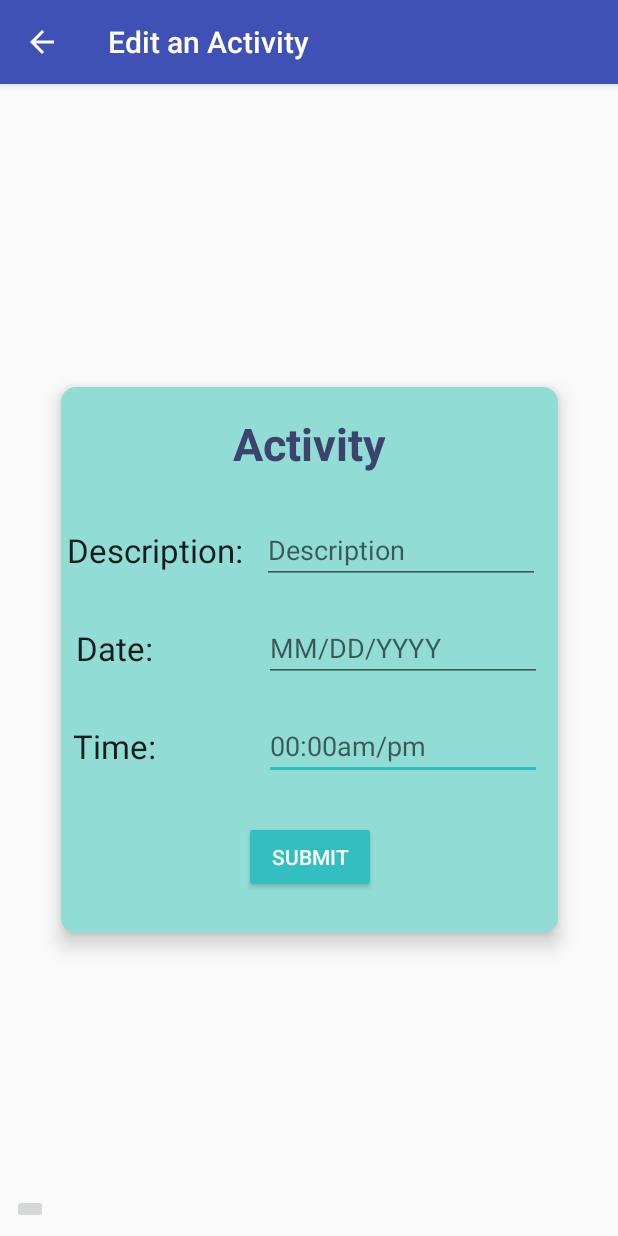
After one commit to NJJeske/CS668AndroidDiabetesApp, an Android app: the EditActivity screen opened directly, with no data from a screen before it, on a phone screen of 412 x 824 dp. The commit adds this screen. Run offline under Robolectric (Android 15) with nearby library versions, the phone set to English and light mode, and no system bars.

Commit message:
Added Edit feature for the app. It doesn't update for the Database yet however.

```diff
--- a/app/src/main/AndroidManifest.xml
+++ b/app/src/main/AndroidManifest.xml
@@ -38,9 +38,9 @@
             android:label="Medicine"
             android:parentActivityName=".Home" />
         <activity
-            android:name=".Meal"
-            android:label="Meal"
-            android:parentActivityName=".Home" />
+                android:name=".EditActivity"
+                android:label="Edit an Activity"
+                android:parentActivityName=".Home"/>
         <activity
             android:name=".Results"
             android:label="Results"
--- a/app/src/main/java/com/example/njjeske/cs668androiddiabetesapp/DatabaseHelper.java
+++ b/app/src/main/java/com/example/njjeske/cs668androiddiabetesapp/DatabaseHelper.java
@@ -69,18 +69,18 @@ public class DatabaseHelper extends SQLiteOpenHelper {
         db.close();
     }
 
-    public void updateActivity(int id, Activity object) {
+    public void updateActivity(int id, DB_Object object) {
 
         SQLiteDatabase db = getWritableDatabase();
         ContentValues contentValues = new ContentValues();
 
-        Activity act = object;
+        DB_Object act = object;
 
         contentValues.put(colActivityType, act.getActivityType());
         contentValues.put(colDate, act.getDate());
         contentValues.put(colTime, act.getTime());
         contentValues.put(colDescription, act.getDescription());
-        db.update(TABLE_NAME_ACT, contentValues, colActivityId + " = ? ", new String[]{Integer.toString(id)});
+        db.update(TABLE_NAME_ACT, contentValues, "_id =" + id, null);
 
         db.close();
 
--- /dev/null
+++ b/app/src/main/java/com/example/njjeske/cs668androiddiabetesapp/EditActivity.java
@@ -0,0 +1,185 @@
+package com.example.njjeske.cs668androiddiabetesapp;
+
+import android.app.AlertDialog;
+import android.app.DatePickerDialog;
+import android.app.TimePickerDialog;
+import android.content.Context;
+import android.content.SharedPreferences;
+import android.os.Bundle;
+import android.support.design.widget.BottomNavigationView;
+import android.support.v7.app.AppCompatActivity;
+import android.util.Log;
+import android.view.View;
+import android.widget.*;
+import android.widget.Toast;
+import android.database.Cursor;
+
+import java.util.ArrayList;
+import java.util.Calendar;
+
+public class EditActivity extends AppCompatActivity {
+
+    private TextView header;
+    private EditText description;
+    private EditText date;
+    private EditText time;
+    private Button submit;
+    private DatabaseHelper db;
+    private int mYear, mMonth, mDay, mHour, mMinute;
+    private int value;
+    private DB_Object object;
+    Calendar c;
+
+    @Override
+    protected void onCreate(Bundle savedInstanceState) {
+        super.onCreate(savedInstanceState);
+        setContentView(R.layout.activity_edit_activity);
+
+        header = (TextView) findViewById(R.id.Activity_heading);
+        description = (EditText) findViewById(R.id.Edit_editText_name);
+        date = (EditText) findViewById(R.id.Edit_editText_amount);
+        time = (EditText) findViewById(R.id.Edit_editText_time);
+        submit = (Button) findViewById(R.id.Activity_Edit);
+        db = new DatabaseHelper(this);
+
+
+        c = Calendar.getInstance();
+        mYear = c.get(Calendar.YEAR);
+        mMonth = c.get(Calendar.MONTH);
+        mDay = c.get(Calendar.DAY_OF_MONTH);
+        mHour = c.get(Calendar.HOUR_OF_DAY);
+        mMinute = c.get(Calendar.MINUTE);
+
+        time.setOnClickListener(new View.OnClickListener() {
+            @Override
+            public void onClick(View v) {
+                Calendar mcurrentTime = Calendar.getInstance();
+                int hour = mcurrentTime.get(Calendar.HOUR_OF_DAY);
+                int minute = mcurrentTime.get(Calendar.MINUTE);
+                TimePickerDialog mTimePicker;
+                mTimePicker = new TimePickerDialog(EditActivity.this, AlertDialog.THEME_DEVICE_DEFAULT_LIGHT, new TimePickerDialog.OnTimeSetListener() {
+                    @Override
+                    public void onTimeSet(TimePicker timePicker, int selectedHour, int selectedMinute) {
+                        if (selectedMinute < 10) {
+                            if (selectedHour < 10) {
+                                time.setText("0" + selectedHour + ":0" + selectedMinute);
+                            } else {
+                                time.setText(selectedHour + ":0" + selectedMinute);
+                            }
+                        } else {
+                            if (selectedHour < 10) {
+                                time.setText("0" + selectedHour + ":" + selectedMinute);
+                            } else {
+                                time.setText(selectedHour + ":" + selectedMinute);
+                            }
+                        }
+
+                    }
+                }, hour, minute, true);
+                mTimePicker.setTitle("Select Time");
+                mTimePicker.show();
+            }
+        });
+
+
+        date.setOnClickListener(new View.OnClickListener() {
+            @Override
+            public void onClick(View v) {
+                DatePickerDialog.OnDateSetListener listener = new DatePickerDialog.OnDateSetListener() {
+
+                    @Override
+                    public void onDateSet(DatePicker view, int year, int monthOfYear, int dayOfMonth) {
+                        date.setText(monthOfYear + 1 + "/" + dayOfMonth + "/" + year);
+
+                    }
+                };
+
+                DatePickerDialog dpDialog = new DatePickerDialog(EditActivity.this, AlertDialog.THEME_DEVICE_DEFAULT_LIGHT, listener, mYear, mMonth, mDay);
+                dpDialog.show();
+            }
+        });
+
+
+        Bundle extra = getIntent().getExtras();
+        if (extra != null) {
+            value = extra.getInt("Data");
+            //The key argument here must match that used in the other activity
+            object = getDB_Object(value);
+
+
+            header.setText(object.activityType);
+            description.setText(object.description);
+            date.setText(object.date);
+            time.setText(object.time);
+        }
+
+
+
+        submit.setOnClickListener(new View.OnClickListener() {
+            @Override
+            public void onClick(View v) {
+                submit(v);
+            }
+
+        });
+    }
+
+    private void submit(View v) {
+
+        if (!description.getText().toString().isEmpty() &&
+                !date.getText().toString().isEmpty() &&
+                !time.getText().toString().isEmpty()) {
+
+
+            db.updateActivity(value, object);
+            Log.v("EDITACTIVITY", String.format(header.getText().toString() + ": %s was added.", ""));
+            Toast.makeText(getApplicationContext(), String.format(header.getText().toString() + " %s was added.", ""),
+                    Toast.LENGTH_SHORT).show();
+            clearSharedPreferences();
+            clear();
+
+            // check if data is actually in db (delete later)
+            Cursor cursor = db.getAllData();
+            if (cursor != null && cursor.moveToFirst()) {
+                do {
+                    Log.v("EDITACTIVITY", "DB DATA: " + String.format("%s, %s, %s, %s", cursor.getString(1), cursor.getString(2), cursor.getString(3), cursor.getString(4)));
+                } while (cursor.moveToNext());
+            } else {
+                Log.v("EDITACTIVITY", "CURSOR EMPTY");
+            }
+
+        } else {
+            Toast.makeText(getApplicationContext(), "Cannot submit, empty values in text fields.",
+                    Toast.LENGTH_SHORT).show();
+        }
+    }
+
+
+    private void clear() {
+
+        description.setText(null);
+        date.setText(null);
+        time.setText(null);
+    }
+
+    private DB_Object getDB_Object(int position) {
+        ArrayList<DB_Object> arrayOfActivities = db.getAllActivity();
+        DB_Object object = new DB_Object();
+
+        for (int i = 0; i < arrayOfActivities.size(); i++) {
+            if (position == i) {
+                object = arrayOfActivities.get(i);
+            }
+        }
+
+        return object;
+    }
+
+    public void clearSharedPreferences() {
+        SharedPreferences sp = getSharedPreferences("addActivityInfo", Context.MODE_PRIVATE);
+        SharedPreferences.Editor editor = sp.edit();
+        editor.clear();
+        editor.commit();
+    }
+
+}
--- a/app/src/main/java/com/example/njjeske/cs668androiddiabetesapp/Medicine.java
+++ b/app/src/main/java/com/example/njjeske/cs668androiddiabetesapp/Medicine.java
@@ -23,7 +23,7 @@ public class Medicine extends AppCompatActivity {
         name = (EditText) findViewById(R.id.Medicine_editText_name);
         value = (EditText) findViewById(R.id.Medicine_editText_value);
         time = (EditText) findViewById(R.id.Medicine_editText_time);
-        submit = (Button) findViewById(R.id.Meal_Submit);
+        submit = (Button) findViewById(R.id.Activity_Edit);
         db = new DatabaseHelper(this);
 
 
--- /dev/null
+++ b/app/src/main/res/layout/activity_edit_activity.xml
@@ -0,0 +1,145 @@
+<?xml version="1.0" encoding="utf-8"?>
+<android.support.constraint.ConstraintLayout xmlns:android="http://schemas.android.com/apk/res/android"
+                                             xmlns:app="http://schemas.android.com/apk/res-auto"
+                                             xmlns:tools="http://schemas.android.com/tools"
+                                             android:layout_width="match_parent"
+                                             android:layout_height="match_parent"
+                                             tools:context=".EditActivity">
+
+    <android.support.constraint.ConstraintLayout
+            xmlns:android="http://schemas.android.com/apk/res/android"
+            xmlns:app="http://schemas.android.com/apk/res-auto"
+            xmlns:tools="http://schemas.android.com/tools"
+            android:layout_width="331dp"
+            android:layout_height="364dp"
+            android:layout_marginBottom="8dp"
+            android:layout_marginEnd="8dp"
+            android:layout_marginStart="8dp"
+            android:layout_marginTop="8dp"
+            android:background="@drawable/roundedcorner"
+            android:elevation="8dp"
+            android:gravity="center"
+            app:layout_constraintBottom_toBottomOf="parent"
+            app:layout_constraintEnd_toEndOf="parent"
+            app:layout_constraintStart_toStartOf="parent"
+            app:layout_constraintTop_toTopOf="parent">
+
+        <TextView
+                android:id="@+id/Activity.heading"
+                android:layout_width="wrap_content"
+                android:layout_height="wrap_content"
+                android:layout_marginEnd="8dp"
+                android:layout_marginStart="8dp"
+                android:layout_marginTop="17dp"
+                android:text="@string/activityhint"
+                android:textAppearance="@android:style/TextAppearance.Large"
+                app:layout_constraintEnd_toEndOf="parent"
+                app:layout_constraintStart_toStartOf="parent"
+                app:layout_constraintTop_toTopOf="parent"
+                style="@style/textView_Heading"/>
+
+        <TextView
+                android:id="@+id/Meal.Time.label"
+                android:layout_width="wrap_content"
+                android:layout_height="wrap_content"
+                android:layout_marginBottom="8dp"
+                android:layout_marginStart="8dp"
+                android:text="@string/time"
+                android:textAppearance="@android:style/TextAppearance.Large"
+                app:layout_constraintBottom_toBottomOf="@+id/Edit.editText.time"
+                app:layout_constraintStart_toStartOf="parent"/>
+
+        <TextView
+                android:id="@+id/Meal.Amount.label"
+                android:layout_width="wrap_content"
+                android:layout_height="wrap_content"
+                android:layout_marginBottom="8dp"
+                android:text="@string/date"
+                android:textAppearance="@android:style/TextAppearance.Large"
+                app:layout_constraintBottom_toBottomOf="@+id/Edit.editText.amount"
+                app:layout_constraintEnd_toEndOf="@+id/Meal.Time.label" app:layout_constraintStart_toStartOf="parent"
+                android:layout_marginStart="8dp"/>
+
+        <TextView
+                android:id="@+id/Meal.Name.label"
+                android:layout_width="wrap_content"
+                android:layout_height="wrap_content"
+                android:layout_marginBottom="8dp"
+                android:layout_marginTop="16dp"
+                android:text="@string/description"
+                android:textAppearance="@android:style/TextAppearance.Large"
+                app:layout_constraintBottom_toBottomOf="@+id/Edit.editText.name"
+                app:layout_constraintEnd_toEndOf="@+id/Meal.Amount.label"
+                app:layout_constraintTop_toBottomOf="@+id/Activity.heading" app:layout_constraintVertical_bias="1.0"
+                app:layout_constraintStart_toStartOf="parent" app:layout_constraintHorizontal_bias="0.5"
+                app:layout_constraintEnd_toStartOf="@+id/Edit.editText.name"/>
+
+        <EditText
+                android:id="@+id/Edit.editText.time"
+                android:layout_width="185dp"
+                android:layout_height="wrap_content"
+                android:layout_marginEnd="8dp"
+                android:layout_marginStart="8dp"
+                android:layout_marginTop="20dp"
+                android:ems="10"
+                android:hint="@string/timehint"
+                android:inputType="time"
+                app:layout_constraintEnd_toEndOf="parent"
+                app:layout_constraintStart_toEndOf="@+id/Meal.Time.label"
+                app:layout_constraintTop_toBottomOf="@+id/Edit.editText.amount"
+                app:layout_constraintHorizontal_bias="0.957"/>
+
+        <EditText
+                android:id="@+id/Edit.editText.amount"
+                android:layout_width="185dp"
+                android:layout_height="wrap_content"
+                android:layout_marginStart="8dp"
+                android:layout_marginTop="20dp"
+                android:ems="10"
+                android:hint="@string/hint_date"
+                app:layout_constraintEnd_toEndOf="@+id/Edit.editText.time"
+                app:layout_constraintStart_toEndOf="@+id/Meal.Amount.label"
+                app:layout_constraintTop_toBottomOf="@+id/Edit.editText.name"
+                app:layout_constraintHorizontal_bias="1.0" android:inputType="date" android:singleLine="false"/>
+
+        <EditText
+                android:id="@+id/Edit.editText.name"
+                android:layout_width="185dp"
+                android:layout_height="wrap_content"
+                android:layout_marginEnd="8dp"
+                android:layout_marginStart="8dp"
+                android:layout_marginTop="28dp"
+                android:ems="10"
+                android:hint="@string/descriptionhint"
+                android:inputType="textPersonName|textVisiblePassword"
+                app:layout_constraintEnd_toEndOf="parent"
+                app:layout_constraintStart_toEndOf="@+id/Meal.Name.label"
+                app:layout_constraintTop_toBottomOf="@+id/Activity.heading" app:layout_constraintHorizontal_bias="1.0"/>
+
+        <Button
+                android:id="@+id/Activity.Edit"
+                android:layout_width="wrap_content"
+                android:layout_height="wrap_content"
+                android:layout_marginBottom="16dp"
+                android:layout_marginEnd="8dp"
+                android:layout_marginStart="8dp"
+                android:layout_marginTop="16dp"
+                android:text="@string/submit"
+                app:layout_constraintBottom_toBottomOf="parent"
+                app:layout_constraintEnd_toEndOf="parent"
+                app:layout_constraintStart_toStartOf="parent"
+                app:layout_constraintTop_toBottomOf="@+id/Edit.editText.time"
+                style="@style/button_style"/>
+    </android.support.constraint.ConstraintLayout>
+
+    <ImageButton
+        android:id="@+id/Meal.Data"
+        android:layout_width="wrap_content"
+        android:layout_height="wrap_content"
+        android:layout_marginBottom="8dp"
+        android:layout_marginStart="8dp"
+        app:layout_constraintBottom_toBottomOf="parent"
+        app:layout_constraintStart_toStartOf="parent"
+    />
+
+</android.support.constraint.ConstraintLayout>
--- a/app/src/main/res/values/strings.xml
+++ b/app/src/main/res/values/strings.xml
@@ -26,6 +26,8 @@
     <string name="bloodGlucoseLevel">Blood Glucose Level</string>
     <string name="value">Value</string>
     <string name="valuehint">90</string>
+    <string name="activityhint">Activity</string>
+    <string name="descriptionhint">Description</string>
     <string name="medicine">Medicine</string>
     <string name="medication">Medication</string>
     <string name="medicationhint">Insulin</string>
@@ -40,6 +42,7 @@
     <string name="dialog_yes">Yes</string>
     <string name="dialog_no">No</string>
     <string name="add_activity">Add Activity</string>
+    <string name="edit_activity">Edit Activity</string>
     <string name="description">Description:</string>
     <string name="date">Date:</string>
     <string name="welcome">Welcome</string>
```
Also changed, not shown: app/src/main/java/com/example/njjeske/cs668androiddiabetesapp/Home.java (+23 -2 lines), app/src/main/java/com/example/njjeske/cs668androiddiabetesapp/Meal.java (deleted, +0 -55 lines), app/src/main/java/com/example/njjeske/cs668androiddiabetesapp/SearchActivity.java (+18 -7 lines), app/src/main/res/layout/activity_meal.xml (deleted, +0 -140 lines).
